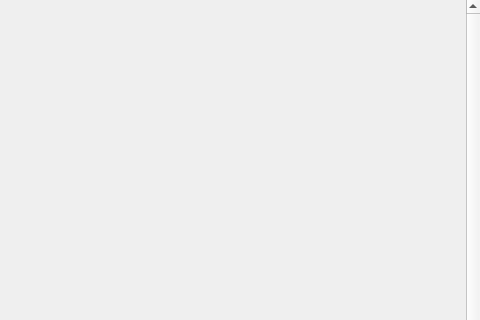
codingburgas/2526-9-CPP-SprintProject-Certa.dev, file presentationLayer/widgets/movies/movie/movie.ui: the form before one commit; both pictures show x 220 to 700 and y 0 to 320 of the 700 by 600 pixel window.
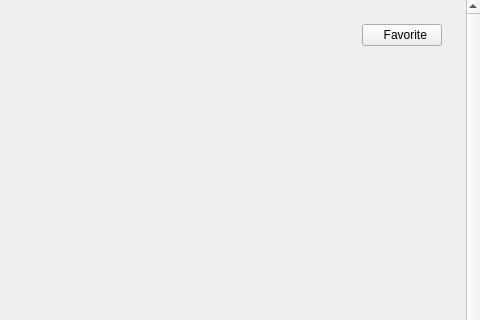
The form after the commit.

Commit message: feat(movie): implement favorites page, closes #21

```diff
--- a/presentationLayer/widgets/movies/movie/movie.ui
+++ b/presentationLayer/widgets/movies/movie/movie.ui
@@ -227,6 +227,25 @@
            </property>
           </spacer>
          </item>
+         <item>
+          <widget class="QPushButton" name="movieFavoriteButton">
+           <property name="text">
+            <string>  Favorite</string>
+           </property>
+           <property name="cursor">
+            <cursorShape>PointingHandCursor</cursorShape>
+           </property>
+           <property name="checkable">
+            <bool>true</bool>
+           </property>
+           <property name="iconSize">
+            <size>
+             <width>16</width>
+             <height>16</height>
+            </size>
+           </property>
+          </widget>
+         </item>
         </layout>
        </item>
        <item>
```
Left out of the diff: 19 changed lines with no effect on the pictures. The commit also changes 22 other files.
